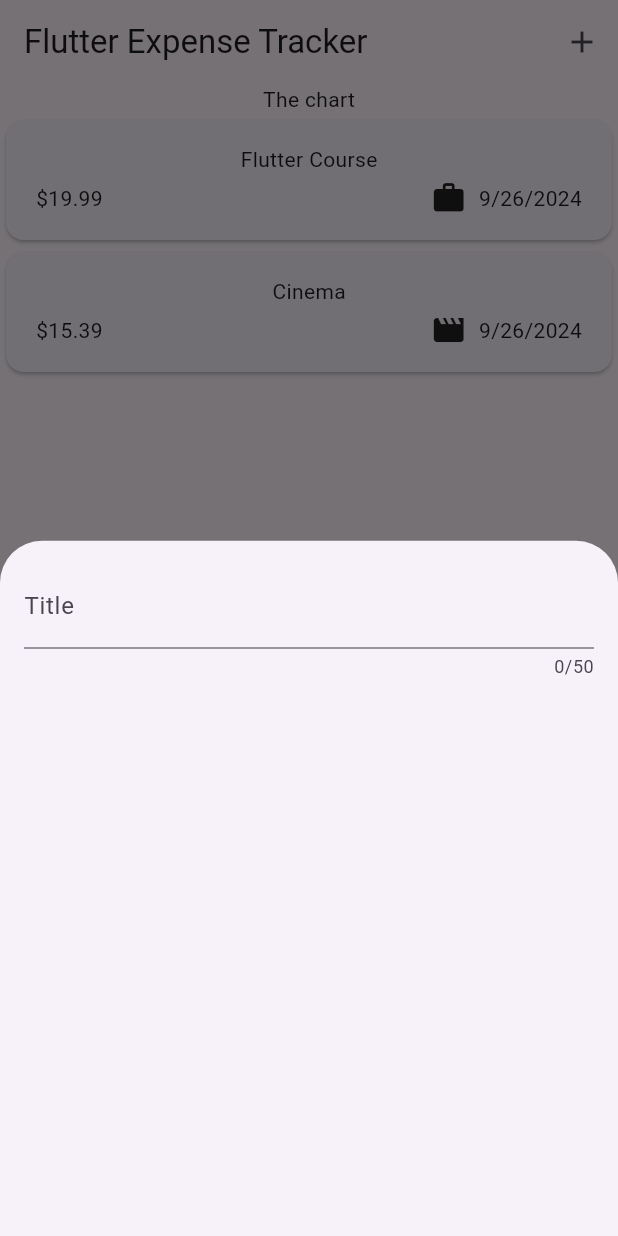
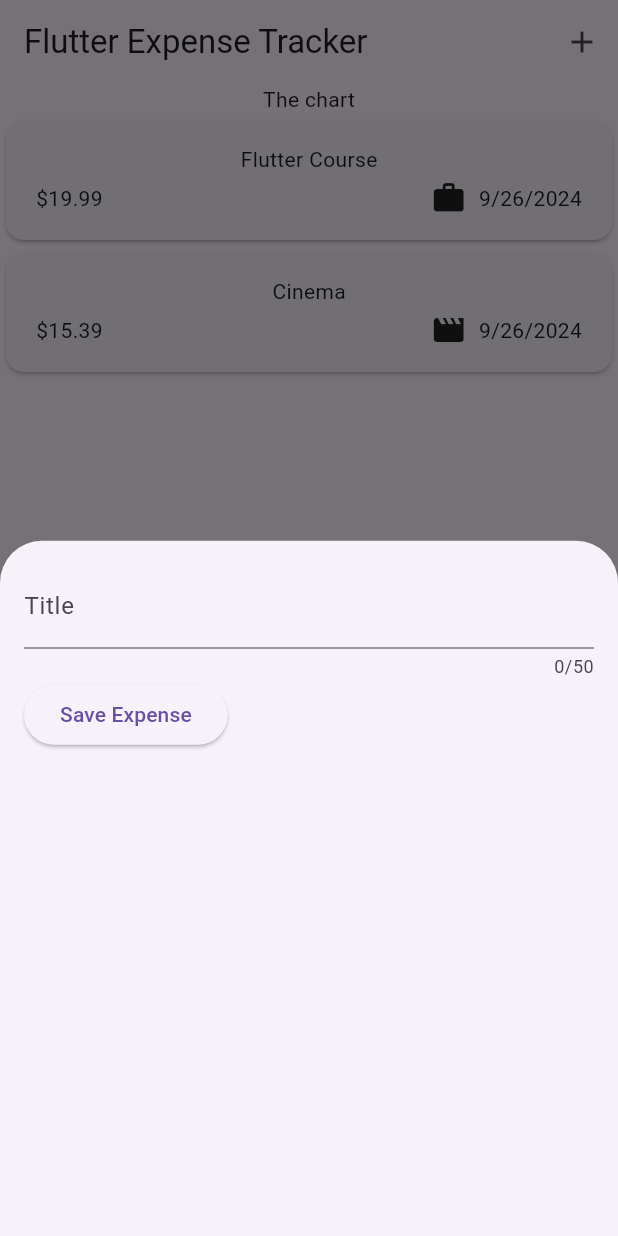
Before and after one commit to wendyccccc/expense_tracker, a Flutter app: the screen it shows after launch, after a tap on the "add" icon, on a phone screen of 412 x 824 dp. Run offline on Flutter 3.47's test engine with Material 3 defaults, Android fonts, the phone set to English and light mode, and no system bars.

Commit message:
110. TextEditingController

```diff
--- a/lib/widgets/new_expense.dart
+++ b/lib/widgets/new_expense.dart
@@ -9,16 +9,36 @@ class NewExpense extends StatefulWidget {
 }
 
 class _NewExpenseState extends State<NewExpense> {
+  final _titleController = TextEditingController();
+
+  @override
+  // App銷毀前
+  void dispose() {
+    _titleController.dispose();
+    super.dispose();
+  }
+
   @override
   Widget build(BuildContext context) {
-    return const Padding(
-      padding: EdgeInsets.all(16),
+    return Padding(
+      padding: const EdgeInsets.all(16),
       child: Column(
         children: [
           TextField(
+            controller: _titleController,
             maxLength: 50,
-            decoration: InputDecoration(label: Text('Title')),
+            decoration: const InputDecoration(label: Text('Title')),
           ),
+          Row(
+            children: [
+              ElevatedButton(
+                onPressed: () {
+                  print(_titleController.text);
+                },
+                child: const Text('Save Expense'),
+              )
+            ],
+          )
         ],
       ),
     );
```
